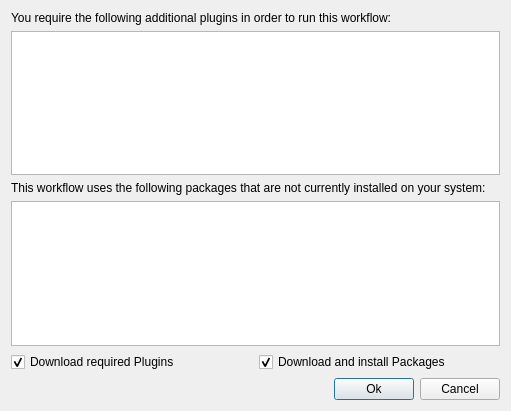
First picture: the form in src/mapclient/widgets/qt/plugindownloader.ui, repository MusculoskeletalAtlasProject/mapclient, before the edit.
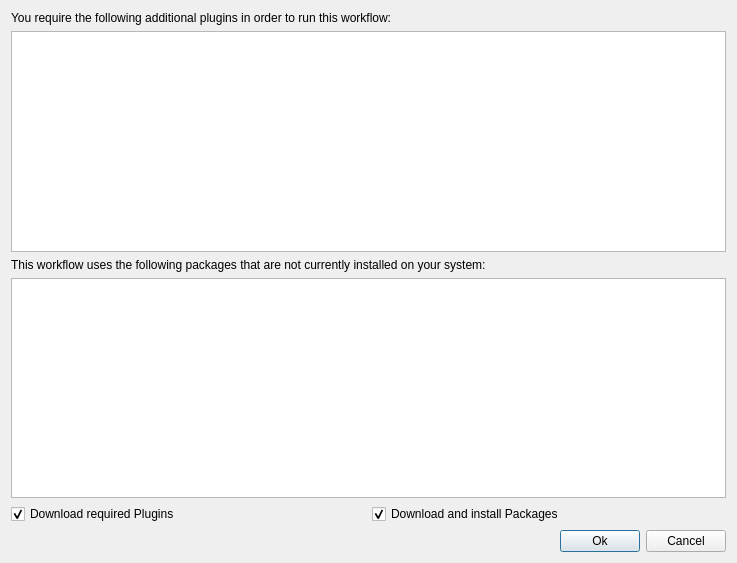
Second picture: the form after the edit. Icons and pictures are not drawn.

```diff
--- a/src/mapclient/widgets/qt/plugindownloader.ui
+++ b/src/mapclient/widgets/qt/plugindownloader.ui
@@ -6,8 +6,8 @@
    <rect>
     <x>0</x>
     <y>0</y>
-    <width>511</width>
-    <height>411</height>
+    <width>737</width>
+    <height>563</height>
    </rect>
   </property>
   <property name="minimumSize">
@@ -61,6 +61,12 @@
     <layout class="QHBoxLayout" name="horizontalLayout_2">
      <item>
       <widget class="QCheckBox" name="pluginDownload">
+       <property name="sizePolicy">
+        <sizepolicy hsizetype="Preferred" vsizetype="Fixed">
+         <horstretch>0</horstretch>
+         <verstretch>0</verstretch>
+        </sizepolicy>
+       </property>
        <property name="text">
         <string>Download required Plugins</string>
        </property>
@@ -71,6 +77,12 @@
      </item>
      <item>
       <widget class="QCheckBox" name="dependencyDownload">
+       <property name="sizePolicy">
+        <sizepolicy hsizetype="Preferred" vsizetype="Fixed">
+         <horstretch>0</horstretch>
+         <verstretch>0</verstretch>
+        </sizepolicy>
+       </property>
        <property name="text">
         <string>Download and install Packages</string>
        </property>
```
